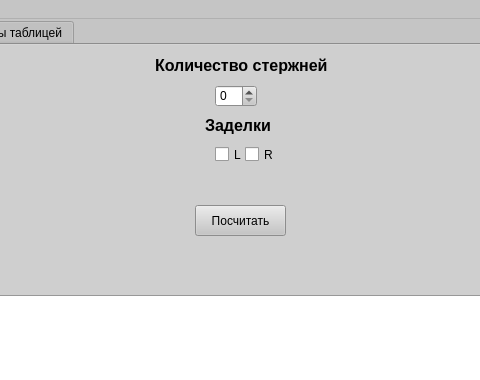
The window that mainwindow.ui (fenryux/SAPR) describes before a commit, drawn with Qt 5; both pictures show x 287 to 767 and y 0 to 380 of the 1024 by 768 pixel window.
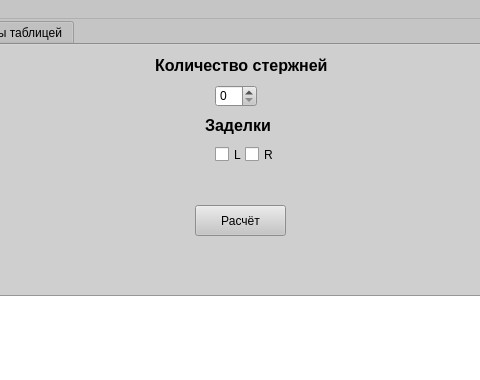
The same window after the commit.

Diff of the .ui file:
```diff
--- a/mainwindow.ui
+++ b/mainwindow.ui
@@ -619,7 +619,7 @@
        </rect>
       </property>
       <property name="text">
-       <string>Посчитать</string>
+       <string>Расчёт</string>
       </property>
      </widget>
      <widget class="QTableWidget" name="forceQTableWidget">
```
